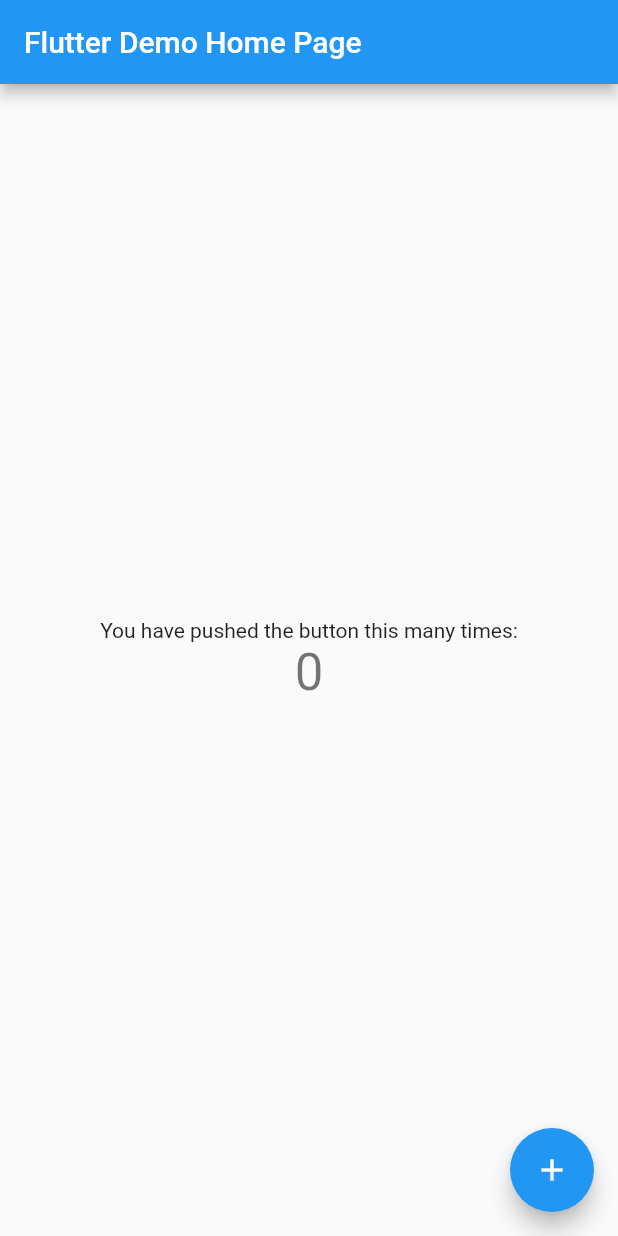
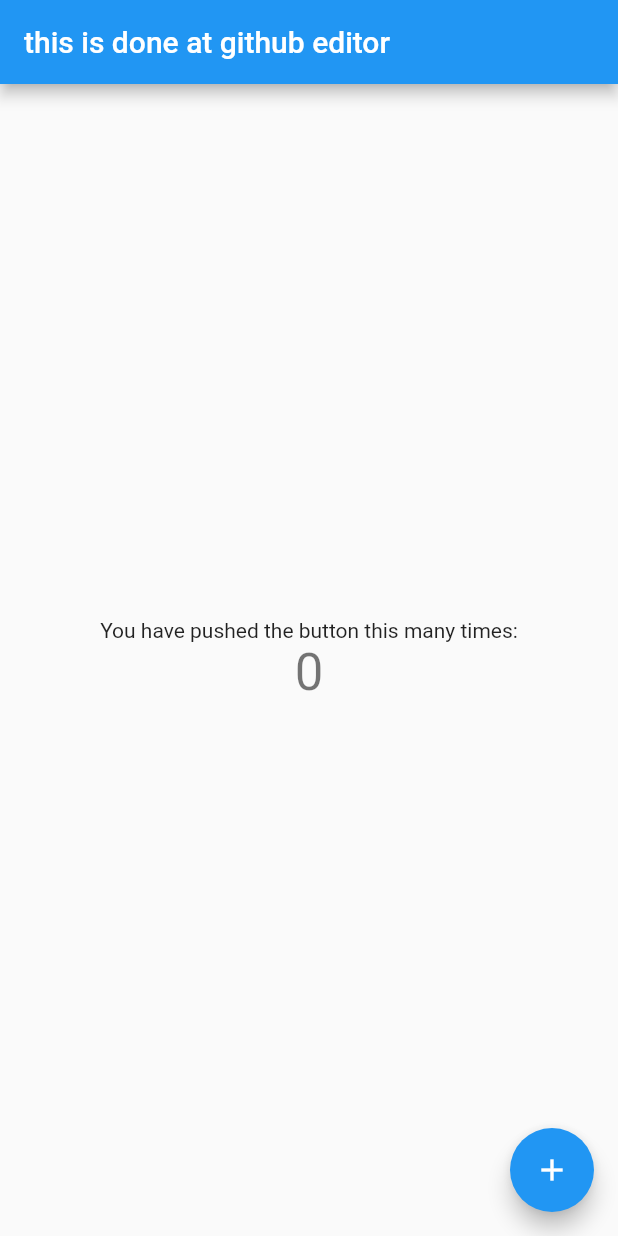
Before and after one commit to ahmad-2022/gitTest2, a Flutter app: the screen it shows after launch, on a phone screen of 412 x 824 dp. Run offline on Flutter 3.47's test engine with Material 2 defaults, Android fonts, the phone set to English and light mode, and no system bars.

Commit message:
first commit at github

```diff
--- a/lib/main.dart
+++ b/lib/main.dart
@@ -11,18 +11,10 @@ class MyApp extends StatelessWidget {
     return MaterialApp(
       title: 'Flutter Demo using git',
       theme: ThemeData(
-        // This is the theme of your application.
-        //
-        // Try running your application with "flutter run". You'll see the
-        // application has a blue toolbar. Then, without quitting the app, try
-        // changing the primarySwatch below to Colors.green and then invoke
-        // "hot reload" (press "r" in the console where you ran "flutter run",
-        // or simply save your changes to "hot reload" in a Flutter IDE).
-        // Notice that the counter didn't reset back to zero; the application
-        // is not restarted.
+
         primarySwatch: Colors.blue,
       ),
-      home: MyHomePage(title: 'Flutter Demo Home Page'),
+      home: MyHomePage(title: 'this is done at github editor'),
     );
   }
 }
```
